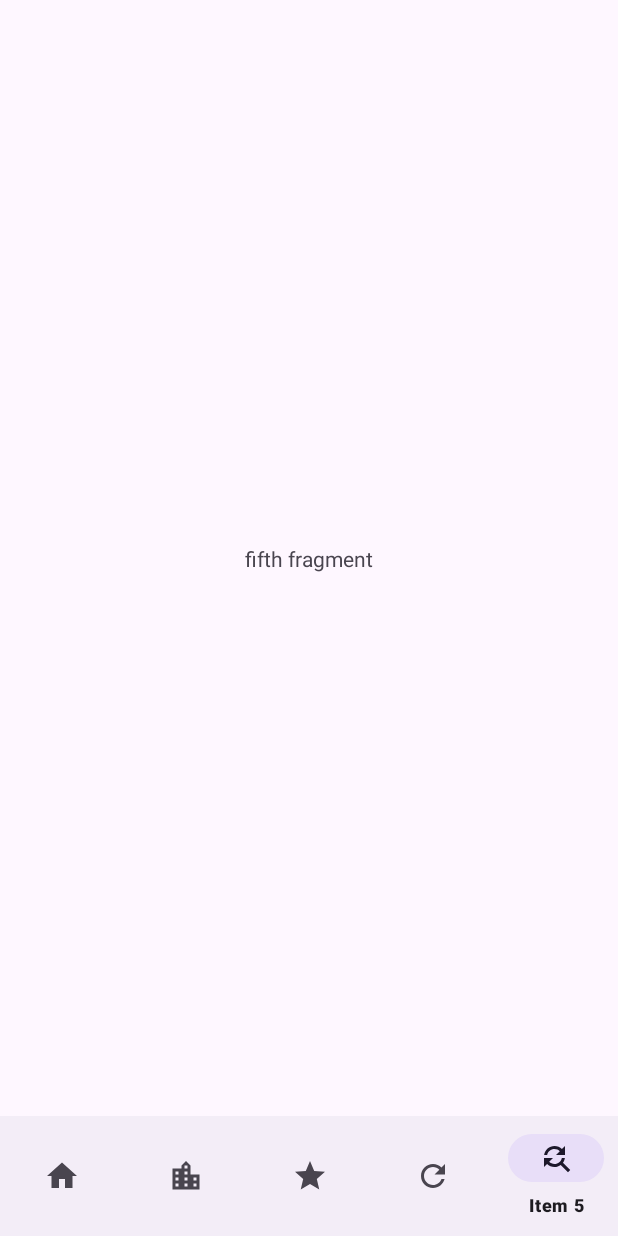
After one commit to j2ck1e/OpenWeatherBottomNavigation, an Android app: the FifthFragment screen opened through its navigation route, on a phone screen of 412 x 824 dp. The commit adds this screen. Run offline under Robolectric (Android 15) with nearby library versions, the phone set to English and light mode, and no system bars; our stand-ins replace navigation-ui.

Commit message:
Added nav graph

```diff
--- /dev/null
+++ b/app/src/main/java/com/jcdesign/openweatherbottomnavigation/FifthFragment.kt
@@ -0,0 +1,59 @@
+package com.jcdesign.openweatherbottomnavigation
+
+import android.os.Bundle
+import androidx.fragment.app.Fragment
+import android.view.LayoutInflater
+import android.view.View
+import android.view.ViewGroup
+
+// TODO: Rename parameter arguments, choose names that match
+// the fragment initialization parameters, e.g. ARG_ITEM_NUMBER
+private const val ARG_PARAM1 = "param1"
+private const val ARG_PARAM2 = "param2"
+
+/**
+ * A simple [Fragment] subclass.
+ * Use the [FifthFragment.newInstance] factory method to
+ * create an instance of this fragment.
+ */
+class FifthFragment : Fragment() {
+    // TODO: Rename and change types of parameters
+    private var param1: String? = null
+    private var param2: String? = null
+
+    override fun onCreate(savedInstanceState: Bundle?) {
+        super.onCreate(savedInstanceState)
+        arguments?.let {
+            param1 = it.getString(ARG_PARAM1)
+            param2 = it.getString(ARG_PARAM2)
+        }
+    }
+
+    override fun onCreateView(
+        inflater: LayoutInflater, container: ViewGroup?,
+        savedInstanceState: Bundle?
+    ): View? {
+        // Inflate the layout for this fragment
+        return inflater.inflate(R.layout.fragment_fifth, container, false)
+    }
+
+    companion object {
+        /**
+         * Use this factory method to create a new instance of
+         * this fragment using the provided parameters.
+         *
+         * @param param1 Parameter 1.
+         * @param param2 Parameter 2.
+         * @return A new instance of fragment FifthFragment.
+         */
+        // TODO: Rename and change types and number of parameters
+        @JvmStatic
+        fun newInstance(param1: String, param2: String) =
+            FifthFragment().apply {
+                arguments = Bundle().apply {
+                    putString(ARG_PARAM1, param1)
+                    putString(ARG_PARAM2, param2)
+                }
+            }
+    }
+}
--- /dev/null
+++ b/app/src/main/java/com/jcdesign/openweatherbottomnavigation/FirstFragment.kt
@@ -0,0 +1,59 @@
+package com.jcdesign.openweatherbottomnavigation
+
+import android.os.Bundle
+import androidx.fragment.app.Fragment
+import android.view.LayoutInflater
+import android.view.View
+import android.view.ViewGroup
+
+// TODO: Rename parameter arguments, choose names that match
+// the fragment initialization parameters, e.g. ARG_ITEM_NUMBER
+private const val ARG_PARAM1 = "param1"
+private const val ARG_PARAM2 = "param2"
+
+/**
+ * A simple [Fragment] subclass.
+ * Use the [FirstFragment.newInstance] factory method to
+ * create an instance of this fragment.
+ */
+class FirstFragment : Fragment() {
+    // TODO: Rename and change types of parameters
+    private var param1: String? = null
+    private var param2: String? = null
+
+    override fun onCreate(savedInstanceState: Bundle?) {
+        super.onCreate(savedInstanceState)
+        arguments?.let {
+            param1 = it.getString(ARG_PARAM1)
+            param2 = it.getString(ARG_PARAM2)
+        }
+    }
+
+    override fun onCreateView(
+        inflater: LayoutInflater, container: ViewGroup?,
+        savedInstanceState: Bundle?
+    ): View? {
+        // Inflate the layout for this fragment
+        return inflater.inflate(R.layout.fragment_first, container, false)
+    }
+
+    companion object {
+        /**
+         * Use this factory method to create a new instance of
+         * this fragment using the provided parameters.
+         *
+         * @param param1 Parameter 1.
+         * @param param2 Parameter 2.
+         * @return A new instance of fragment FirstFragment.
+         */
+        // TODO: Rename and change types and number of parameters
+        @JvmStatic
+        fun newInstance(param1: String, param2: String) =
+            FirstFragment().apply {
+                arguments = Bundle().apply {
+                    putString(ARG_PARAM1, param1)
+                    putString(ARG_PARAM2, param2)
+                }
+            }
+    }
+}
--- a/app/src/main/res/layout/activity_main.xml
+++ b/app/src/main/res/layout/activity_main.xml
@@ -7,13 +7,23 @@
     tools:context=".MainActivity">
 
     <com.google.android.material.bottomnavigation.BottomNavigationView
-        android:id="@+id/bNav"
-        android:layout_width="0dp"
+        android:id="@+id/bottomNavigationView"
+        android:layout_width="match_parent"
         android:layout_height="wrap_content"
-        app:backgroundTint="#E13F3F"
         app:layout_constraintBottom_toBottomOf="parent"
         app:layout_constraintEnd_toEndOf="parent"
-        app:layout_constraintHorizontal_bias="0.0"
         app:layout_constraintStart_toStartOf="parent"
-        app:menu="@menu/bottom_menu" />
+        app:menu="@menu/bottom_menu"/>
+
+    <fragment
+        android:id="@+id/fragment"
+        android:name="androidx.navigation.fragment.NavHostFragment"
+        android:layout_width="match_parent"
+        android:layout_height="0dp"
+        app:defaultNavHost="true"
+        app:layout_constraintBottom_toTopOf="@+id/bottomNavigationView"
+        app:layout_constraintEnd_toEndOf="parent"
+        app:layout_constraintStart_toStartOf="parent"
+        app:layout_constraintTop_toTopOf="parent"
+        app:navGraph="@navigation/my_nav" />
 </androidx.constraintlayout.widget.ConstraintLayout>
--- /dev/null
+++ b/app/src/main/res/layout/fragment_fifth.xml
@@ -0,0 +1,19 @@
+<?xml version="1.0" encoding="utf-8"?>
+<androidx.constraintlayout.widget.ConstraintLayout xmlns:android="http://schemas.android.com/apk/res/android"
+    xmlns:app="http://schemas.android.com/apk/res-auto"
+    xmlns:tools="http://schemas.android.com/tools"
+    android:layout_width="match_parent"
+    android:layout_height="match_parent"
+    tools:context=".FifthFragment">
+
+    <!-- TODO: Update blank fragment layout -->
+    <TextView
+        android:layout_width="wrap_content"
+        android:layout_height="wrap_content"
+        android:text="fifth fragment"
+        app:layout_constraintBottom_toBottomOf="parent"
+        app:layout_constraintEnd_toEndOf="parent"
+        app:layout_constraintStart_toStartOf="parent"
+        app:layout_constraintTop_toTopOf="parent" />
+
+</androidx.constraintlayout.widget.ConstraintLayout>
--- a/app/src/main/res/menu/bottom_menu.xml
+++ b/app/src/main/res/menu/bottom_menu.xml
@@ -1,28 +1,24 @@
 <?xml version="1.0" encoding="utf-8"?>
 <menu xmlns:android="http://schemas.android.com/apk/res/android">
+
     <item
-        android:id="@+id/item1"
+        android:id="@+id/firstFragment"
         android:icon="@drawable/ic_item1"
-        android:orderInCategory="1"
         android:title="Item 1" />
     <item
-        android:id="@+id/item2"
+        android:id="@+id/secondFragment"
         android:icon="@drawable/ic_item2"
-        android:orderInCategory="2"
         android:title="Item 2" />
     <item
-        android:id="@+id/item3"
+        android:id="@+id/thirdFragment"
         android:icon="@drawable/ic_item3"
-        android:orderInCategory="3"
         android:title="Item 3" />
     <item
-        android:id="@+id/item4"
+        android:id="@+id/fourthFragment"
         android:icon="@drawable/ic_item4"
-        android:orderInCategory="4"
         android:title="Item 4" />
     <item
-        android:id="@+id/item5"
+        android:id="@+id/fifthFragment"
         android:icon="@drawable/ic_item5"
-        android:orderInCategory="5"
         android:title="Item 5" />
 </menu>
--- /dev/null
+++ b/app/src/main/res/navigation/my_nav.xml
@@ -0,0 +1,33 @@
+<?xml version="1.0" encoding="utf-8"?>
+<navigation xmlns:android="http://schemas.android.com/apk/res/android"
+    xmlns:app="http://schemas.android.com/apk/res-auto"
+    xmlns:tools="http://schemas.android.com/tools"
+    android:id="@+id/my_nav"
+    app:startDestination="@id/firstFragment">
+
+    <fragment
+        android:id="@+id/firstFragment"
+        android:name="com.jcdesign.openweatherbottomnavigation.FirstFragment"
+        android:label="fragment_first"
+        tools:layout="@layout/fragment_first" />
+    <fragment
+        android:id="@+id/secondFragment"
+        android:name="com.jcdesign.openweatherbottomnavigation.SecondFragment"
+        android:label="fragment_second"
+        tools:layout="@layout/fragment_second" />
+    <fragment
+        android:id="@+id/thirdFragment"
+        android:name="com.jcdesign.openweatherbottomnavigation.ThirdFragment"
+        android:label="fragment_third"
+        tools:layout="@layout/fragment_third" />
+    <fragment
+        android:id="@+id/fourthFragment"
+        android:name="com.jcdesign.openweatherbottomnavigation.FourthFragment"
+        android:label="fragment_fourth"
+        tools:layout="@layout/fragment_fourth" />
+    <fragment
+        android:id="@+id/fifthFragment"
+        android:name="com.jcdesign.openweatherbottomnavigation.FifthFragment"
+        android:label="fragment_fifth"
+        tools:layout="@layout/fragment_fifth" />
+</navigation>
--- a/app/src/main/res/values/strings.xml
+++ b/app/src/main/res/values/strings.xml
@@ -1,3 +1,5 @@
 <resources>
     <string name="app_name">OpenWeatherBottomNavigation</string>
+    <!-- TODO: Remove or change this placeholder text -->
+    <string name="hello_blank_fragment">Hello blank fragment</string>
 </resources>
```
Also changed, not shown: app/build.gradle (+9 -5 lines), app/src/main/java/com/jcdesign/openweatherbottomnavigation/FourthFragment.kt (added, +59 -0 lines), app/src/main/java/com/jcdesign/openweatherbottomnavigation/MainActivity.kt (+10 -33 lines), app/src/main/java/com/jcdesign/openweatherbottomnavigation/SecondFragment.kt (added, +59 -0 lines), app/src/main/java/com/jcdesign/openweatherbottomnavigation/ThirdFragment.kt (added, +59 -0 lines), app/src/main/res/layout/fragment_first.xml (added, +20 -0 lines), app/src/main/res/layout/fragment_fourth.xml (added, +19 -0 lines), app/src/main/res/layout/fragment_second.xml (added, +19 -0 lines), app/src/main/res/layout/fragment_third.xml (added, +19 -0 lines).
